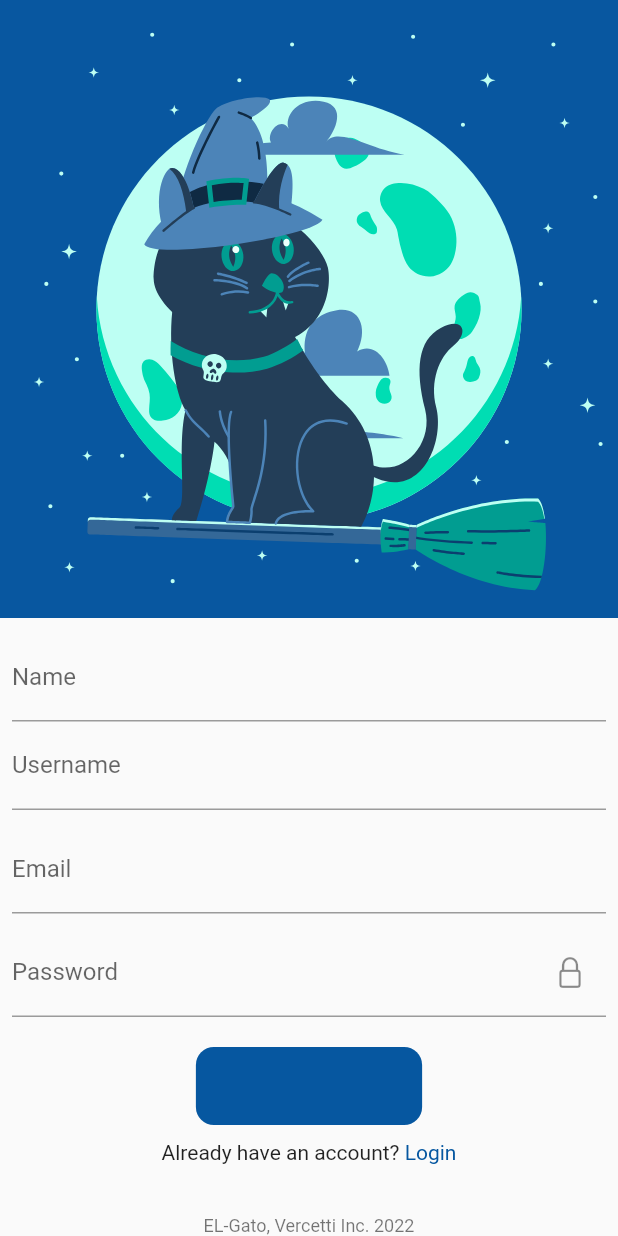
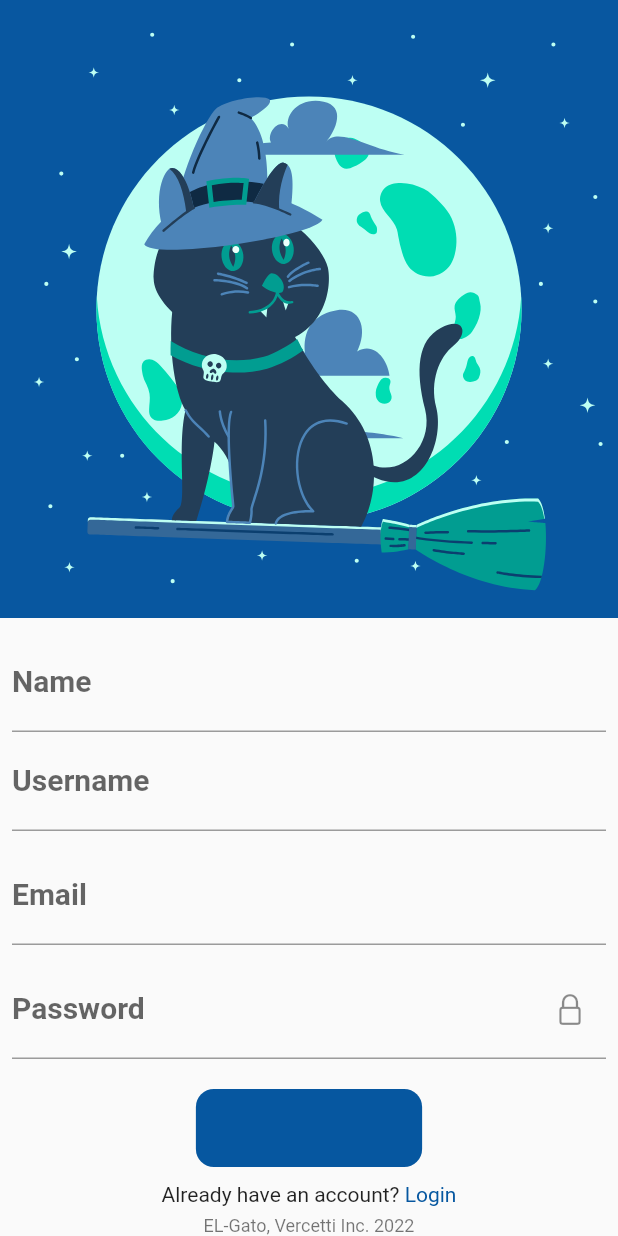
Before and after one commit to flutterkisumu/el_gato, a Flutter app: the CreateAccountPage screen opened by its route, on a phone screen of 412 x 824 dp. Run offline on Flutter 3.47's test engine with Material 2 defaults, Android fonts, the phone set to English and light mode, and no system bars; drawn by our look-alikes of flutter_form_builder, lottie; our stand-ins replace auto_route, dio, flutter_riverpod, form_builder_validators, freezed_annotation, get_it; missing offline and left inert: awesome_dio_interceptor; statements that could not run were skipped.

Commit message:
fix: Added title

```diff
--- a/lib/app/app.dart
+++ b/lib/app/app.dart
@@ -12,7 +12,7 @@ import 'package:get_it/get_it.dart';
 /// The main app
 class MyCatApp extends ConsumerStatefulWidget {
   /// the constructor
-  const MyCatApp({Key? key}) : super(key: key);
+  const MyCatApp({super.key});
 
   @override
   ConsumerState<MyCatApp> createState() => _MyCatAppState();
@@ -33,16 +33,19 @@ class _MyCatAppState extends ConsumerState<MyCatApp> {
   Widget build(BuildContext context) {
     return MaterialApp.router(
       routerDelegate: _appRouter.delegate(),
+      title: 'El Gato',
       theme: ThemeData(
-        colorScheme: ColorScheme.light(
+        textTheme: textTheme(),
+        colorScheme: const ColorScheme.light(
           primary: AppColors.darkBlueColor,
           secondary: AppColors.darkCyanColor,
         ),
       ),
       darkTheme: ThemeData(
         primaryColor: AppColors.darkCyanColor,
+        textTheme: textTheme(darkTheme: true),
         brightness: Brightness.dark,
-        colorScheme: ColorScheme.dark(
+        colorScheme: const ColorScheme.dark(
           primary: AppColors.blueColor,
           secondary: AppColors.cyanColor,
         ),
@@ -59,3 +62,34 @@ class _MyCatAppState extends ConsumerState<MyCatApp> {
     );
   }
 }
+
+/// The text theme for the app
+TextTheme textTheme({bool darkTheme = false}) => TextTheme(
+      titleLarge: TextStyle(
+        fontSize: 24,
+        fontWeight: FontWeight.bold,
+        color: darkTheme ? AppColors.cyanColor : AppColors.darkBlueColor,
+      ),
+      titleMedium: TextStyle(
+        fontSize: 20,
+        fontWeight: FontWeight.bold,
+        color: darkTheme ? AppColors.cyanColor : AppColors.darkBlueColor,
+      ),
+      titleSmall: TextStyle(
+        fontSize: 16,
+        fontWeight: FontWeight.bold,
+        color: darkTheme ? AppColors.cyanColor : AppColors.darkBlueColor,
+      ),
+      bodyLarge: const TextStyle(
+        fontSize: 18,
+        fontWeight: FontWeight.normal,
+      ),
+      bodyMedium: const TextStyle(
+        fontSize: 14,
+        fontWeight: FontWeight.normal,
+      ),
+      bodySmall: const TextStyle(
+        fontSize: 12,
+        fontWeight: FontWeight.normal,
+      ),
+    );
```
